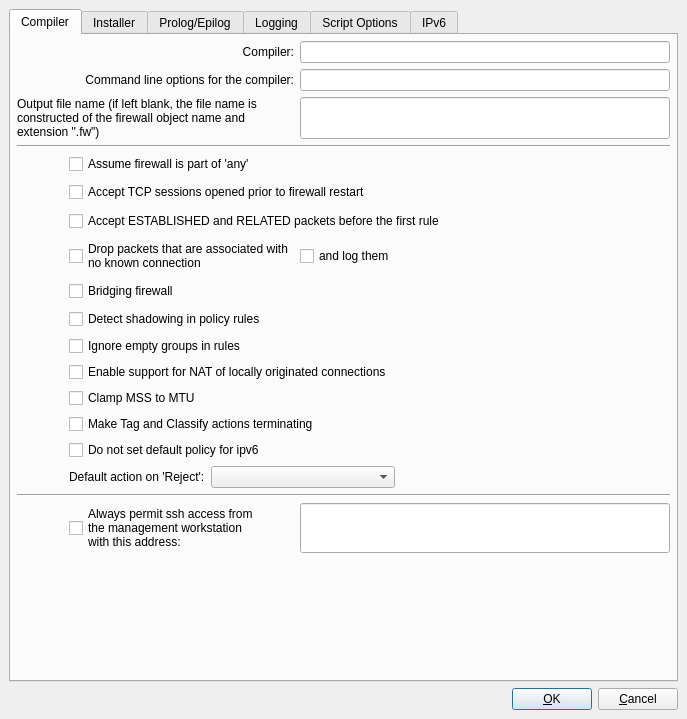
Old version of the form src/gui/iptadvanceddialog_q.ui in the repository fwbuilder/fwbuilder.
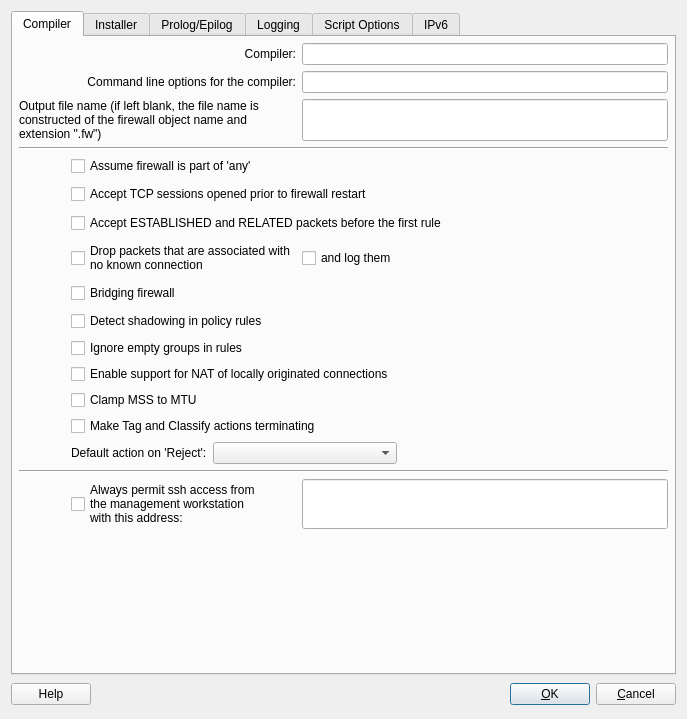
New version of the form. The open tabs and pages were chosen to show the change.

Commit message: help file for iptAdvancedDialog

```diff
--- a/src/gui/iptadvanceddialog_q.ui
+++ b/src/gui/iptadvanceddialog_q.ui
@@ -24,23 +24,8 @@
   <property name="sizeGripEnabled" >
    <bool>false</bool>
   </property>
-  <layout class="QVBoxLayout" >
-   <property name="spacing" >
-    <number>6</number>
-   </property>
-   <property name="leftMargin" >
-    <number>9</number>
-   </property>
-   <property name="topMargin" >
-    <number>9</number>
-   </property>
-   <property name="rightMargin" >
-    <number>9</number>
-   </property>
-   <property name="bottomMargin" >
-    <number>9</number>
-   </property>
-   <item>
+  <layout class="QGridLayout" >
+   <item row="0" column="0" >
     <widget class="QTabWidget" name="tabWidget2" >
      <property name="sizePolicy" >
       <sizepolicy vsizetype="Expanding" hsizetype="Expanding" >
@@ -425,13 +410,6 @@
          </property>
         </widget>
        </item>
-       <item row="14" column="1" colspan="4" >
-        <widget class="QCheckBox" name="skipIPv6" >
-         <property name="text" >
-          <string>Do not set default policy for ipv6</string>
-         </property>
-        </widget>
-       </item>
       </layout>
      </widget>
      <widget class="QWidget" name="tab1" >
@@ -1415,23 +1393,15 @@
      </widget>
     </widget>
    </item>
-   <item>
+   <item row="1" column="0" >
     <layout class="QHBoxLayout" >
-     <property name="spacing" >
-      <number>6</number>
-     </property>
-     <property name="leftMargin" >
-      <number>0</number>
-     </property>
-     <property name="topMargin" >
-      <number>0</number>
-     </property>
-     <property name="rightMargin" >
-      <number>0</number>
-     </property>
-     <property name="bottomMargin" >
-      <number>0</number>
-     </property>
+     <item>
+      <widget class="QPushButton" name="buttonHelp" >
+       <property name="text" >
+        <string>Help</string>
+       </property>
+      </widget>
+     </item>
      <item>
       <spacer>
        <property name="orientation" >
@@ -1442,8 +1412,8 @@
        </property>
        <property name="sizeHint" >
         <size>
-         <width>20</width>
-         <height>20</height>
+         <width>351</width>
+         <height>27</height>
         </size>
        </property>
       </spacer>
```
Left out of the diff: 24 changed lines with no effect on the pictures. The commit also changes 6 other files.
